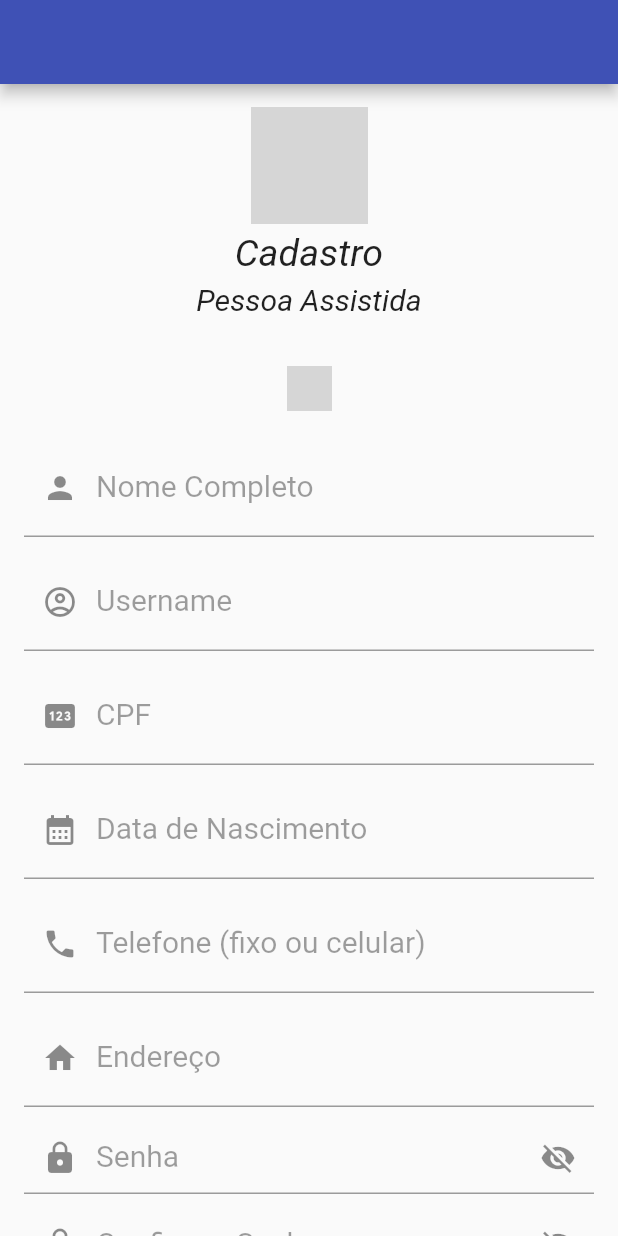
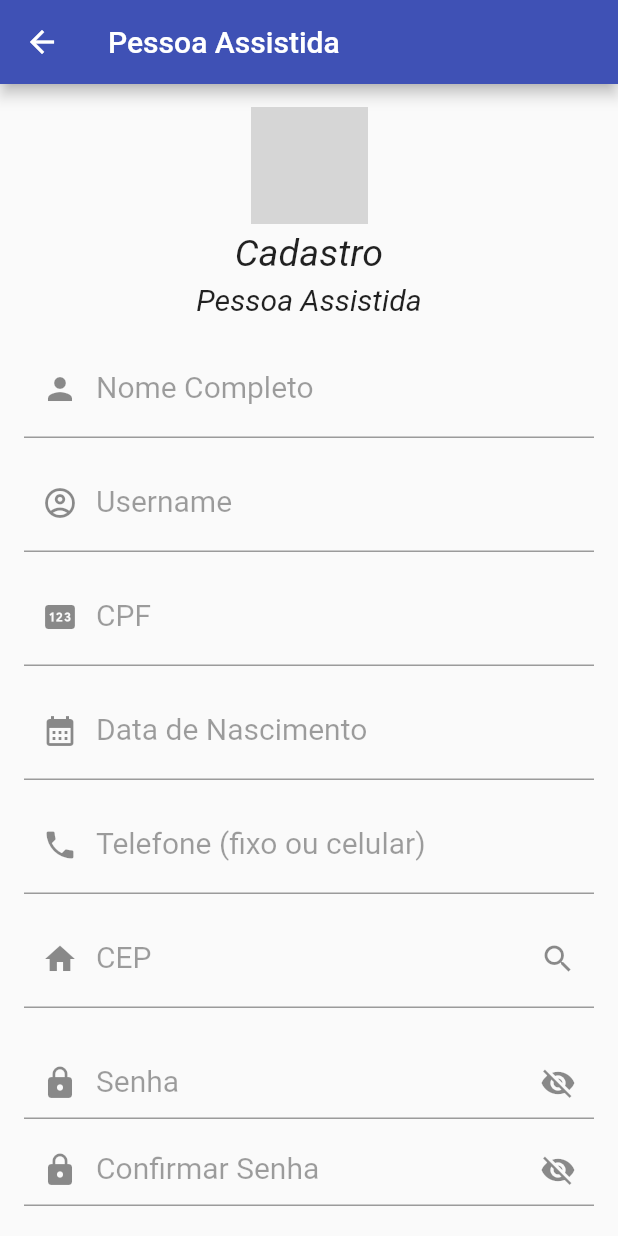
Before and after one commit to luisjr00/TCC_IFSP, a Flutter app: the CadastroPage2 screen opened directly with empty values, on a phone screen of 412 x 824 dp. Run offline on Flutter 3.47's test engine with Material 2 defaults, Android fonts, the phone set to English and light mode, and no system bars; our stand-ins replace flutter_tts, jwt_decoder; missing offline and left inert: validatorless; network calls fail; grey boxes are pictures that could not be loaded.

Commit message:
alterando forma de cadastro do idoso

```diff
--- a/lib/components/CampoCEP.dart
+++ b/lib/components/CampoCEP.dart
@@ -1,6 +1,8 @@
 import 'package:flutter/material.dart';
 import 'package:http/http.dart' as http;
 import 'dart:convert';
+
+import 'package:validatorless/validatorless.dart';
 
 class CampoCEP extends StatefulWidget {
   final TextEditingController controladorCEP;
@@ -25,6 +27,8 @@ class CampoCEP extends StatefulWidget {
 }
 
 class _CampoCEPState extends State<CampoCEP> {
+  final _formKey = GlobalKey<FormState>();
+
   Future<http.Response> getEndereco(String cep) async {
     var url = Uri.parse("https://viacep.com.br/ws/$cep/json/");
     var response = await http.get(url);
@@ -33,6 +37,7 @@ class _CampoCEPState extends State<CampoCEP> {
   }
 
   void buscaEndereco(String cep) async {
+    var teste = cep.isEmpty;
     try {
       var response = await getEndereco(cep);
       if (response.statusCode == 200) {
@@ -43,6 +48,11 @@ class _CampoCEPState extends State<CampoCEP> {
         setState(() {
           endereco = criaEndereco;
           retornoMensagemErroEndereco = false;
+        });
+      } else {
+        setState(() {
+          retornoMensagemErroEndereco = true;
+          endereco = null;
         });
       }
     } catch (Excepetsion) {
@@ -59,7 +69,9 @@ class _CampoCEPState extends State<CampoCEP> {
 
   @override
   Widget build(BuildContext context) {
-    return Column(
+    return Form(
+      key: _formKey,
+      child: Column(
         children: [
           TextFormField(
             controller: widget.controladorCEP,
@@ -82,14 +94,22 @@ class _CampoCEPState extends State<CampoCEP> {
               suffixIcon: IconButton(
                 icon: const Icon(Icons.search),
                 onPressed: () {
-                if (widget.controladorCEP.text.isEmpty) {}
+                  var formValid = _formKey.currentState?.validate() ?? false;
+                  if (formValid) {
                     buscaEndereco(widget.controladorCEP.text);
-                widget.controladorEnderecoCompleto.text = endereco.toString();
+                    widget.controladorEnderecoCompleto.text =
+                        endereco.toString();
+                  }
                 },
               ),
               errorText: retornoMensagemErroEndereco ? mensagemErroCep : null,
             ),
             style: const TextStyle(fontSize: 20),
+            validator: Validatorless.multiple(
+              [
+                Validatorless.required("Campo requerido"),
+              ],
+            ),
           ),
           if (endereco != null)
             const SizedBox(
@@ -97,6 +117,7 @@ class _CampoCEPState extends State<CampoCEP> {
             ),
           endereco == null ? const Text('') : Text(endereco.toString()),
         ],
+      ),
     );
   }
 }
--- a/lib/components/CampoPreenchimento.dart
+++ b/lib/components/CampoPreenchimento.dart
@@ -21,13 +21,11 @@ class CampoPreenchimento extends StatelessWidget {
   Widget build(BuildContext context) {
     return TextFormField(
       controller: controlador,
-      // ignore: prefer_if_null_operators
-      keyboardType: teclado != null ? teclado : TextInputType.name,
+      keyboardType: teclado ?? TextInputType.name,
       decoration: InputDecoration(
         prefixIcon: icone != null ? Icon(icone) : null,
         labelText: rotulo,
-        // ignore: prefer_if_null_operators
-        hintText: dica != null ? dica : null,
+        hintText: dica,
         labelStyle: const TextStyle(
           color: Colors.black38,
           fontWeight: FontWeight.w400,
@@ -65,13 +63,11 @@ class CampoPreenchimentoEmail extends StatelessWidget {
   Widget build(BuildContext context) {
     return TextFormField(
       controller: controlador,
-      // ignore: prefer_if_null_operators
-      keyboardType: teclado != null ? teclado : TextInputType.name,
+      keyboardType: teclado ?? TextInputType.name,
       decoration: InputDecoration(
         prefixIcon: icone != null ? Icon(icone) : null,
         labelText: rotulo,
-        // ignore: prefer_if_null_operators
-        hintText: dica != null ? dica : null,
+        hintText: dica,
         labelStyle: const TextStyle(
           color: Colors.black38,
           fontWeight: FontWeight.w400,
@@ -109,13 +105,11 @@ class CampoPreenchimentoCpf extends StatelessWidget {
   Widget build(BuildContext context) {
     return TextFormField(
       controller: controlador,
-      // ignore: prefer_if_null_operators
-      keyboardType: teclado != null ? teclado : TextInputType.name,
+      keyboardType: teclado ?? TextInputType.name,
       decoration: InputDecoration(
         prefixIcon: icone != null ? Icon(icone) : null,
         labelText: rotulo,
-        // ignore: prefer_if_null_operators
-        hintText: dica != null ? dica : null,
+        hintText: dica,
         labelStyle: const TextStyle(
           color: Colors.black38,
           fontWeight: FontWeight.w400,
--- a/lib/components/CamposSenha.dart
+++ b/lib/components/CamposSenha.dart
@@ -8,24 +8,20 @@ class CamposSenha extends StatefulWidget {
       : super(key: key);
 
   @override
-  State<CamposSenha> createState() => _CamposSenhaState(controlador, rotulo);
+  State<CamposSenha> createState() => _CamposSenhaState();
 }
 
 class _CamposSenhaState extends State<CamposSenha> {
   bool _mostrarSenha = false;
-  final TextEditingController controlador;
-  final String rotulo;
-
-  _CamposSenhaState(this.controlador, this.rotulo);
 
   @override
   Widget build(BuildContext context) {
     return TextFormField(
-      controller: controlador,
+      controller: widget.controlador,
       keyboardType: TextInputType.visiblePassword,
       decoration: InputDecoration(
         contentPadding: const EdgeInsets.all(1.0),
-        labelText: rotulo,
+        labelText: widget.rotulo,
         prefixIcon: const Icon(Icons.lock),
         suffixIcon: IconButton(
           icon: Icon(
--- a/lib/screens/HistoricoTarefas.dart
+++ b/lib/screens/HistoricoTarefas.dart
@@ -95,7 +95,7 @@ class _HistoricoTarefasState extends State<HistoricoTarefas> {
                             });
                           }
                         },
-                        leading: const Icon(Icons.calendar_today, size: 50),
+                        leading: const Icon(Icons.event_available, size: 50),
                         title: Text(tarefa['descricao']),
                         // ignore: prefer_interpolation_to_compose_strings
                         subtitle:
--- a/lib/screens/cadastro.page2.dart
+++ b/lib/screens/cadastro.page2.dart
@@ -2,6 +2,7 @@
 
 import 'package:flutter/material.dart';
 import 'package:flutter_application_1/components/AlertaMensagem.dart';
+import 'package:flutter_application_1/components/CampoCEP.dart';
 import 'package:http/http.dart' as http;
 import 'dart:convert';
 import '../components/CampoData.dart';
@@ -9,7 +10,6 @@ import '../components/CampoPreenchimento.dart';
 import '../components/CamposSenha.dart';
 import '../components/LogoETitulo.dart';
 import '../models/CadastroUsuario.dart';
-import 'login.page.dart';
 
 // ignore: must_be_immutable
 class CadastroPage2 extends StatefulWidget {
@@ -34,6 +34,7 @@ class _CadastroPage2 extends State<CadastroPage2> {
   final _controladorCampoCpf = TextEditingController();
   final _controladorCampoDataNasc = TextEditingController();
   final _controladorCampoTelefone = TextEditingController();
+  final _controladorCampoCEP = TextEditingController();
   final _controladorCampoEndereco = TextEditingController();
   final _controladorCampoSenha = TextEditingController();
   final _controladorCampoConfSenha = TextEditingController();
@@ -45,7 +46,7 @@ class _CadastroPage2 extends State<CadastroPage2> {
     _controladorCampoCpf.dispose();
     _controladorCampoDataNasc.dispose();
     _controladorCampoTelefone.dispose();
-    _controladorCampoEndereco.dispose();
+    _controladorCampoCEP.dispose();
     _controladorCampoSenha.dispose();
     _controladorCampoConfSenha.dispose();
     super.dispose();
@@ -72,12 +73,7 @@ class _CadastroPage2 extends State<CadastroPage2> {
       ScaffoldMessenger.of(context).showSnackBar(snackBar);
 
       // ignore: use_build_context_synchronously
-      Navigator.push(
-        context,
-        MaterialPageRoute(
-          builder: (context) => const LoginPage(),
-        ),
-      );
+      Navigator.pop(context, true);
     } else if (response.statusCode == 500) {
       var mensagem = Text(json[0]['message']).toString();
       showDialog(
@@ -122,7 +118,7 @@ class _CadastroPage2 extends State<CadastroPage2> {
   Widget build(BuildContext context) {
     return Scaffold(
       appBar: AppBar(
-        leading: const Icon(null),
+        title: const Text("Pessoa Assistida"),
       ),
       body: Form(
         key: _formKey,
@@ -134,33 +130,6 @@ class _CadastroPage2 extends State<CadastroPage2> {
             LogoTitulo(titulo: "Pessoa Assistida"),
             const SizedBox(
               height: 15,
-            ),
-            Row(
-              mainAxisAlignment: MainAxisAlignment.center,
-              children: [
-                TextButton(
-                  onPressed: () {
-                    var formValid = _formKey.currentState?.validate() ?? false;
-                    Navigator.pop(context);
-                  },
-                  style: ButtonStyle(
-                    padding: MaterialStateProperty.all<EdgeInsets>(
-                        const EdgeInsets.all(18)),
-                    foregroundColor:
-                        MaterialStateProperty.all<Color>(Colors.indigo),
-                    shape: MaterialStateProperty.all<CircleBorder>(
-                        const CircleBorder(
-                            //borderRadius: BorderRadius.circular(100),
-                            //side: BorderSide(color: Colors.indigo)
-                            )),
-                  ),
-                  child: SizedBox(
-                    width: 30,
-                    height: 30,
-                    child: Image.asset("assets/up_arrow.png"),
-                  ),
-                ),
-              ],
             ),
             Padding(
               padding: const EdgeInsets.fromLTRB(16, 0, 16, 0),
@@ -204,8 +173,9 @@ class _CadastroPage2 extends State<CadastroPage2> {
                   const SizedBox(
                     height: 10,
                   ),
-                  CampoPreenchimento(
-                      controlador: _controladorCampoEndereco,
+                  CampoCEP(
+                      controladorCEP: _controladorCampoCEP,
+                      controladorEnderecoCompleto: _controladorCampoEndereco,
                       rotulo: 'Endereço',
                       dica: 'Rua Exemplo, 999 - Exemplo - 99999-999',
                       icone: Icons.home),
@@ -269,6 +239,7 @@ class _CadastroPage2 extends State<CadastroPage2> {
                           var formValid =
                               _formKey.currentState?.validate() ?? false;
                           if (formValid) {
+                            print(_controladorCampoEndereco.text);
                             var responsavelId = _extraiResponsavelId(code);
                             var cadastro = CadastroUsuario(
                                 _controladorCampoNome.text,
```
Also changed, not shown: lib/models/Token.dart (+13 -0 lines), lib/screens/HomePage.dart (+63 -48 lines), lib/screens/ManutencaoDeDados.dart (added, +208 -0 lines), lib/screens/cadastro.page1.dart (+59 -27 lines). Lines whose indentation alone changed are shown as unchanged.
